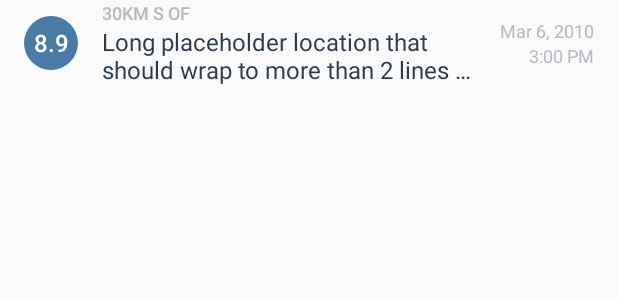
After one commit to aaronoe/space_launch_manifest, an Android app: the layout launch_list_item.xml on its own in the app's theme, with its tools: preview values and no code run, on a phone screen of 412 x 824 dp. The commit adds this screen. Shown: the top 300 px of the screen. Run offline under Robolectric (Android 15) with nearby library versions, the phone set to English and light mode, and no system bars.

Commit message:
Added list item layouts

```diff
--- /dev/null
+++ b/app/src/main/res/drawable/probability_indicator.xml
@@ -0,0 +1,10 @@
+<?xml version="1.0" encoding="utf-8"?>
+<!-- Background circle for the magnitude value -->
+<shape xmlns:android="http://schemas.android.com/apk/res/android"
+    android:shape="oval">
+    <solid android:color="@color/probability1" />
+    <size
+        android:width="36dp"
+        android:height="36dp" />
+    <corners android:radius="18dp" />
+</shape>
--- a/app/src/main/res/layout/activity_main.xml
+++ b/app/src/main/res/layout/activity_main.xml
@@ -17,5 +17,6 @@
 <ListView xmlns:android="http://schemas.android.com/apk/res/android"
     android:id="@+id/list"
     android:orientation="vertical"
+    android:drawSelectorOnTop="true"
     android:layout_width="match_parent"
     android:layout_height="match_parent"/>
--- /dev/null
+++ b/app/src/main/res/layout/launch_list_item.xml
@@ -0,0 +1,83 @@
+<LinearLayout xmlns:android="http://schemas.android.com/apk/res/android"
+    xmlns:tools="http://schemas.android.com/tools"
+    android:layout_width="match_parent"
+    android:layout_height="wrap_content"
+    android:orientation="horizontal"
+    android:paddingEnd="16dp"
+    android:paddingLeft="16dp"
+    android:paddingRight="16dp"
+    android:paddingStart="16dp">
+
+    <TextView
+        android:id="@+id/magnitude"
+        android:layout_width="36dp"
+        android:layout_height="36dp"
+        android:layout_gravity="center_vertical"
+        android:background="@drawable/probability_indicator"
+        android:fontFamily="sans-serif-medium"
+        android:gravity="center"
+        android:textColor="@android:color/white"
+        android:textSize="16sp"
+        tools:text="8.9" />
+
+    <LinearLayout
+        android:layout_width="0dp"
+        android:layout_height="wrap_content"
+        android:layout_gravity="center_vertical"
+        android:layout_marginLeft="16dp"
+        android:layout_marginStart="16dp"
+        android:layout_weight="1"
+        android:orientation="vertical">
+
+        <TextView
+            android:id="@+id/location_offset"
+            android:layout_width="wrap_content"
+            android:layout_height="wrap_content"
+            android:ellipsize="end"
+            android:fontFamily="sans-serif-medium"
+            android:maxLines="1"
+            android:textAllCaps="true"
+            android:textColor="@color/textColorLaunchDetails"
+            android:textSize="12sp"
+            tools:text="30km S of" />
+
+        <TextView
+            android:id="@+id/primary_location"
+            android:layout_width="wrap_content"
+            android:layout_height="wrap_content"
+            android:ellipsize="end"
+            android:maxLines="2"
+            android:textColor="@color/textColorLaunchLocation"
+            android:textSize="16sp"
+            tools:text="Long placeholder location that should wrap to more than 2 lines of text" />
+
+    </LinearLayout>
+
+    <LinearLayout
+        android:layout_width="wrap_content"
+        android:layout_height="wrap_content"
+        android:layout_gravity="center_vertical"
+        android:layout_marginLeft="16dp"
+        android:layout_marginStart="16dp"
+        android:orientation="vertical">
+
+        <TextView
+            android:id="@+id/date"
+            android:layout_width="wrap_content"
+            android:layout_height="wrap_content"
+            android:layout_gravity="end"
+            android:textColor="@color/textColorLaunchDetails"
+            android:textSize="12sp"
+            tools:text="Mar 6, 2010" />
+
+        <TextView
+            android:id="@+id/time"
+            android:layout_width="wrap_content"
+            android:layout_height="wrap_content"
+            android:layout_gravity="end"
+            android:textColor="@color/textColorLaunchDetails"
+            android:textSize="12sp"
+            tools:text="3:00 PM" />
+
+    </LinearLayout>
+</LinearLayout>
--- a/app/src/main/res/values/colors.xml
+++ b/app/src/main/res/values/colors.xml
@@ -3,4 +3,13 @@
     <color name="colorPrimary">#3F51B5</color>
     <color name="colorPrimaryDark">#303F9F</color>
     <color name="colorAccent">#FF4081</color>
+
+    <!-- Text color for the details of the launch in the list item -->
+    <color name="textColorLaunchDetails">#B4BAC0</color>
+
+    <!-- Text color for the location of the launch in the list item -->
+    <color name="textColorLaunchLocation">#2B3D4D</color>
+
+    <!-- Color for an probability between .0 and .2 -->
+    <color name="probability1">#4A7BA7</color>
 </resources>
```
